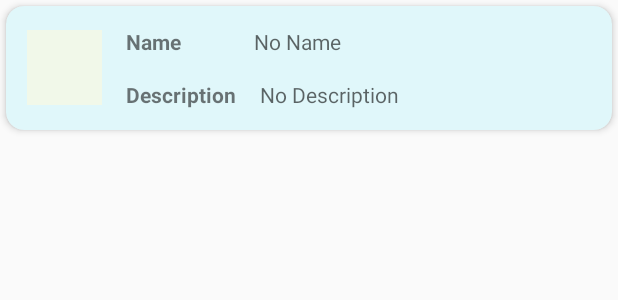
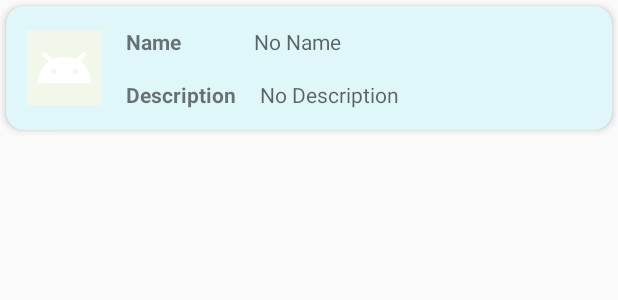
Before and after one commit to Arya-Domina/MarvelStaff, an Android app: the layout short_char_view.xml on its own in the app's theme, with its tools: preview values and no code run, on a phone screen of 412 x 824 dp. Shown: the top 300 px of the screen. Run offline under Robolectric (Android 15) with nearby library versions, the phone set to English and light mode, and no system bars.

```diff
--- a/app/build.gradle
+++ b/app/build.gradle
@@ -32,6 +32,7 @@ dependencies {
     implementation 'androidx.constraintlayout:constraintlayout:1.1.3'
     implementation 'androidx.recyclerview:recyclerview:1.1.0'
     implementation 'androidx.cardview:cardview:1.0.0'
+    implementation 'com.squareup.picasso:picasso:2.71828'
 
     // Jetpack
     implementation 'androidx.lifecycle:lifecycle-extensions:2.2.0'
--- a/app/src/main/java/com/example/marvelstaff/models/CharactersListDeserializer.kt
+++ b/app/src/main/java/com/example/marvelstaff/models/CharactersListDeserializer.kt
@@ -24,6 +24,8 @@ class CharactersListDeserializer : JsonDeserializer<CharactersList>, BaseDeseria
                         it.getJsonObject("events")?.getInt("available"),
                         it.getJsonObject("series")?.getInt("available"),
                         it.getJsonObject("thumbnail")?.getString("path")
+                                + "."
+                                + it.getJsonObject("thumbnail")?.getString("extension")
                     )
                 )
             }
--- a/app/src/main/java/com/example/marvelstaff/ui/PairTextView.kt
+++ b/app/src/main/java/com/example/marvelstaff/ui/PairTextView.kt
@@ -43,7 +43,7 @@ class PairTextView @JvmOverloads constructor(
     var value: String? = value_text.text.toString()
         set(value) {
             field = value
-            value?.let { value_text.text = it }
+            value_text.text = value
         }
 
 }
--- a/app/src/main/java/com/example/marvelstaff/util/Constants.kt
+++ b/app/src/main/java/com/example/marvelstaff/util/Constants.kt
@@ -7,5 +7,8 @@ class Constants {
         const val HASH = "aa8d520376eac2d5241b86694e1a4c45"
         const val API_KEY = "2aa0efefe296da7fe3e020f0ceece007"
         const val TS = "1"
+
+        const val SIZE_MEDIUM = "/standard_medium"
+        const val SIZE_SMALL = "/standard_small"
     }
 }
--- /dev/null
+++ b/app/src/main/res/drawable/ic_placeholder.xml
@@ -0,0 +1,12 @@
+<?xml version="1.0" encoding="utf-8"?>
+<vector xmlns:android="http://schemas.android.com/apk/res/android"
+    android:width="200dp"
+    android:height="200dp"
+    android:viewportWidth="90"
+    android:viewportHeight="90">
+    <group android:translateY="-207">
+        <path
+            android:fillColor="#FFF"
+            android:pathData="M63.8 244l0 0C71 250 77 260 77 271L13 271c0 -10 5 -20 13 -26l-7 -7c-1 -1 -1 -2.7 0 -3.8 1 -1 2.7 -1 3.7 0l8 8c4 -2 9 -3 14 -3 5 0 10 1 14 3l8 -8c1 -1 2.7 -1 3.7 0 1 1 1. 2.7 0 3.8zm-5.8 16c1.6 0 3 -1.3 3 -3 0 -1.6 -1.3 -3 -3 -3 -1.6 0 -3 1.3 -3 3 0 1.6 1.3 3 3 3zm-26 0c1.6 0 3 -1.3 3 -3 0 -1.6 -1.3 -3 -3 -3 -1.6 0 -3 1.3 -3 3 0 1.6 1.3 3 3 3z" />
+    </group>
+</vector>
--- a/app/src/main/res/layout/short_char_view.xml
+++ b/app/src/main/res/layout/short_char_view.xml
@@ -14,11 +14,12 @@
         android:layout_height="wrap_content">
 
         <ImageView
-            android:id="@+id/image"
+            android:id="@+id/thumbnail"
             android:layout_width="@dimen/small_image_size"
             android:layout_height="@dimen/small_image_size"
             android:layout_gravity="center"
             android:layout_margin="8dp"
+            android:src="@drawable/ic_placeholder"
             android:background="@color/icon_background" />
 
         <LinearLayout
```
Also changed, not shown: app/src/main/java/com/example/marvelstaff/ui/main/CharListHolder.kt (+6 -1 lines), app/src/main/java/com/example/marvelstaff/util/Utl.kt (added, +17 -0 lines), app/src/main/res/drawable/ic_error.xml (added, +19 -0 lines).
